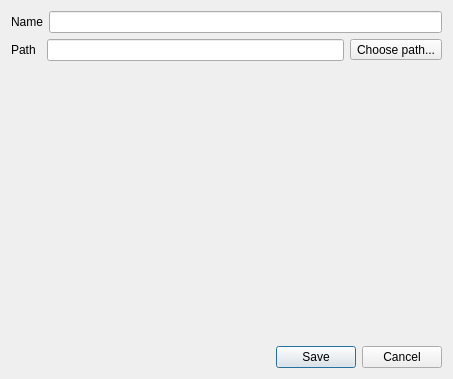
Qt form sub3suite/src/Dialogs/SaveProjectDialog.ui (3nock/OTE) before a commit.
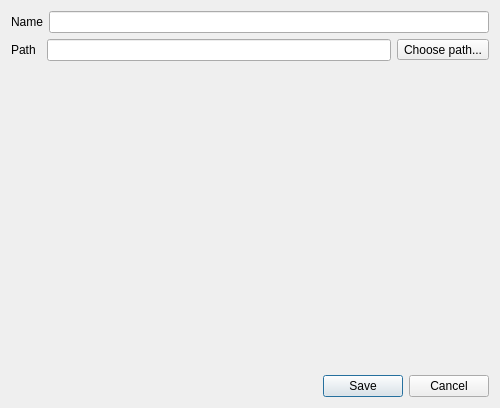
The same form after that commit.

```diff
--- a/sub3suite/src/Dialogs/SaveProjectDialog.ui
+++ b/sub3suite/src/Dialogs/SaveProjectDialog.ui
@@ -6,8 +6,8 @@
    <rect>
     <x>0</x>
     <y>0</y>
-    <width>453</width>
-    <height>379</height>
+    <width>500</width>
+    <height>408</height>
    </rect>
   </property>
   <property name="sizePolicy">
```
